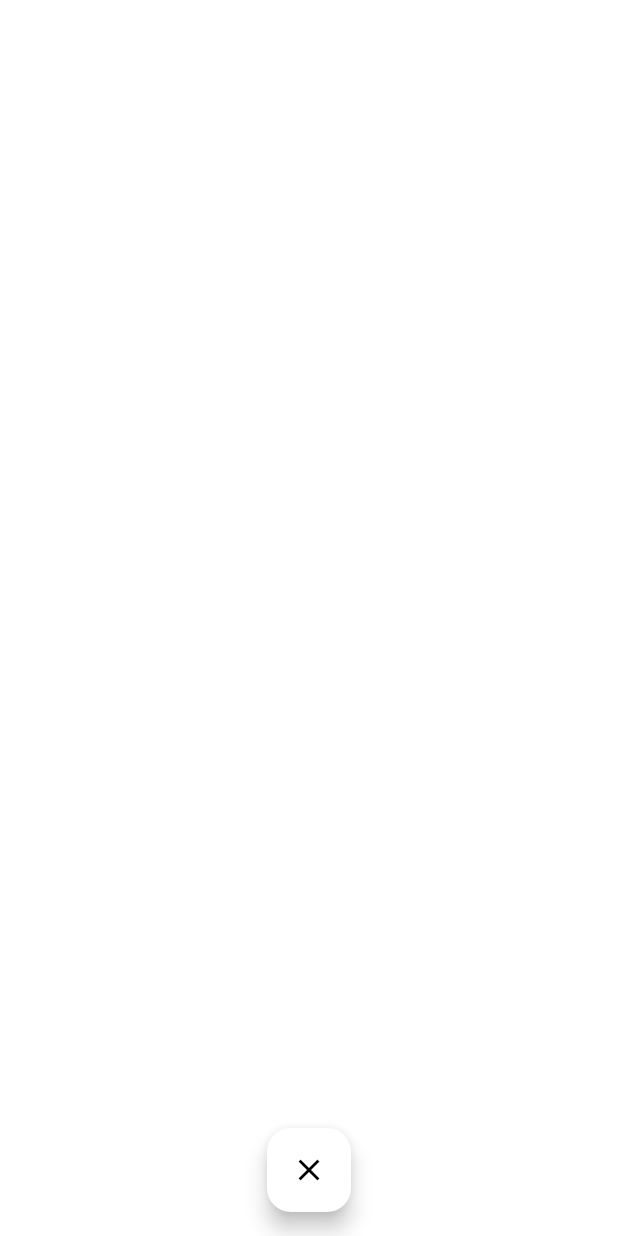
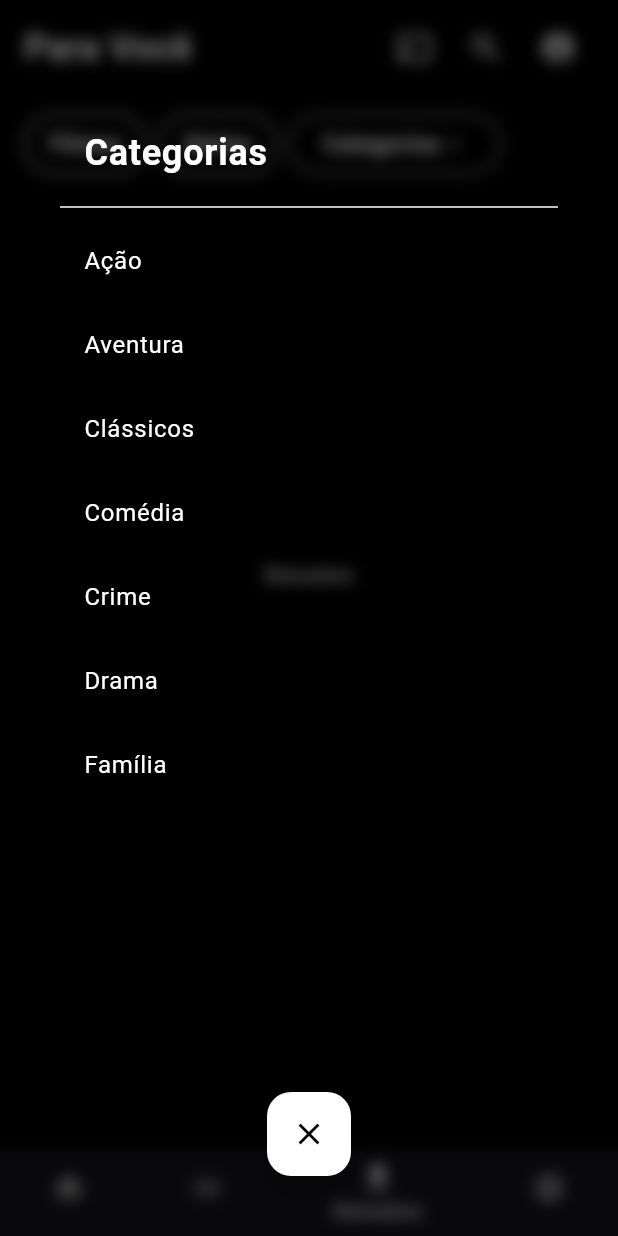
Before and after one commit to tassid/app_streaming, a Flutter app: the HomePage screen opened by its route, item 3 of the bottom bar chosen, after a tap on "Categorias", on a phone screen of 412 x 824 dp. Run offline on Flutter 3.47's test engine with Material 3 defaults, Android fonts, the phone set to English and light mode, and no system bars; our stand-ins replace flutter_svg.

Commit message:
chore: fix categories page dialog

```diff
--- a/lib/views/home/bars/categories_bar.dart
+++ b/lib/views/home/bars/categories_bar.dart
@@ -1,3 +1,4 @@
+import 'package:app_streaming/views/home/categories_page.dart';
 import 'package:flutter/material.dart';
 
 Widget categoriesBar({
@@ -44,7 +45,10 @@
               const SizedBox(width: 8),
               OutlinedButton(
                 onPressed: () {
-                  Navigator.of(context).pushNamed('/categories');
+                  showDialog(
+                    context: context,
+                    builder: (BuildContext context) => const CategoriesPage(),
+                  );
                 },
                 style: OutlinedButton.styleFrom(
                   side: const BorderSide(color: Colors.white),
--- a/lib/views/home/categories_page.dart
+++ b/lib/views/home/categories_page.dart
@@ -6,9 +6,9 @@
 
   @override
   Widget build(BuildContext context) {
-    return Scaffold(
+    return Dialog(
       backgroundColor: Colors.transparent,
-      body: Stack(
+      child: Stack(
         children: [
           BackdropFilter(
             filter: ImageFilter.blur(sigmaX: 5, sigmaY: 5),
```
Also changed, not shown: lib/models/categories.dart (added, +18 -0 lines).
